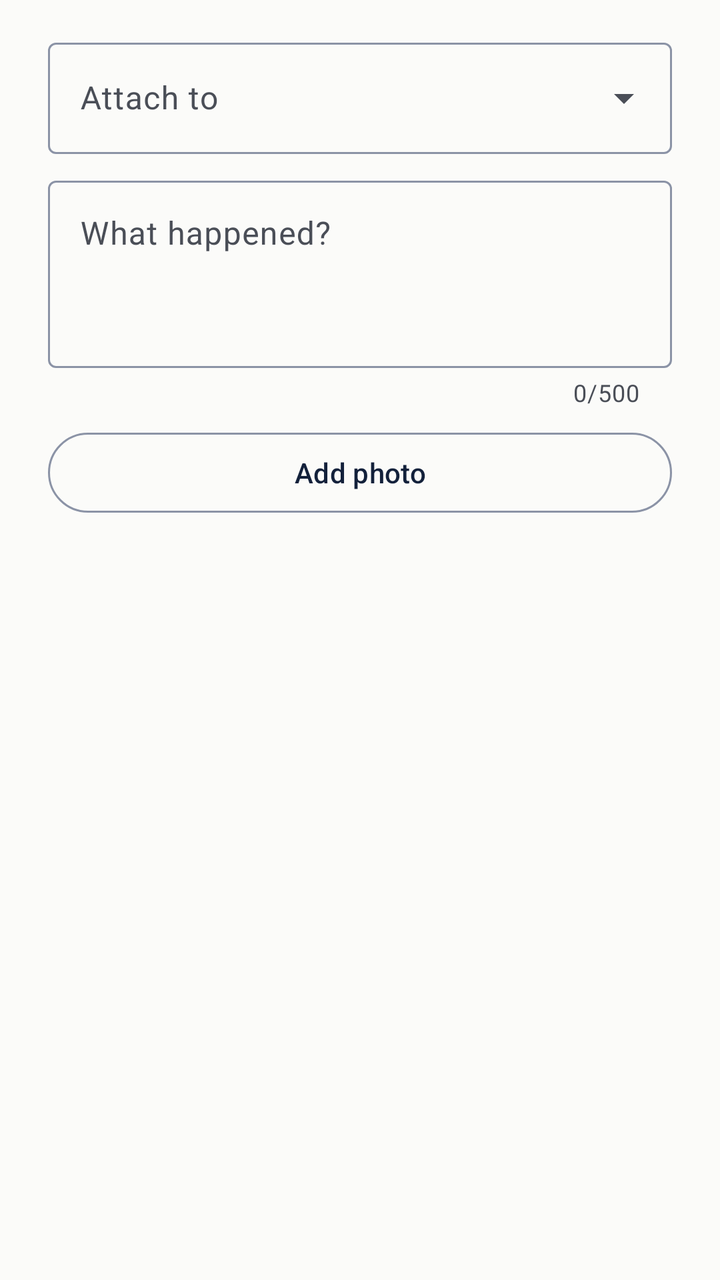
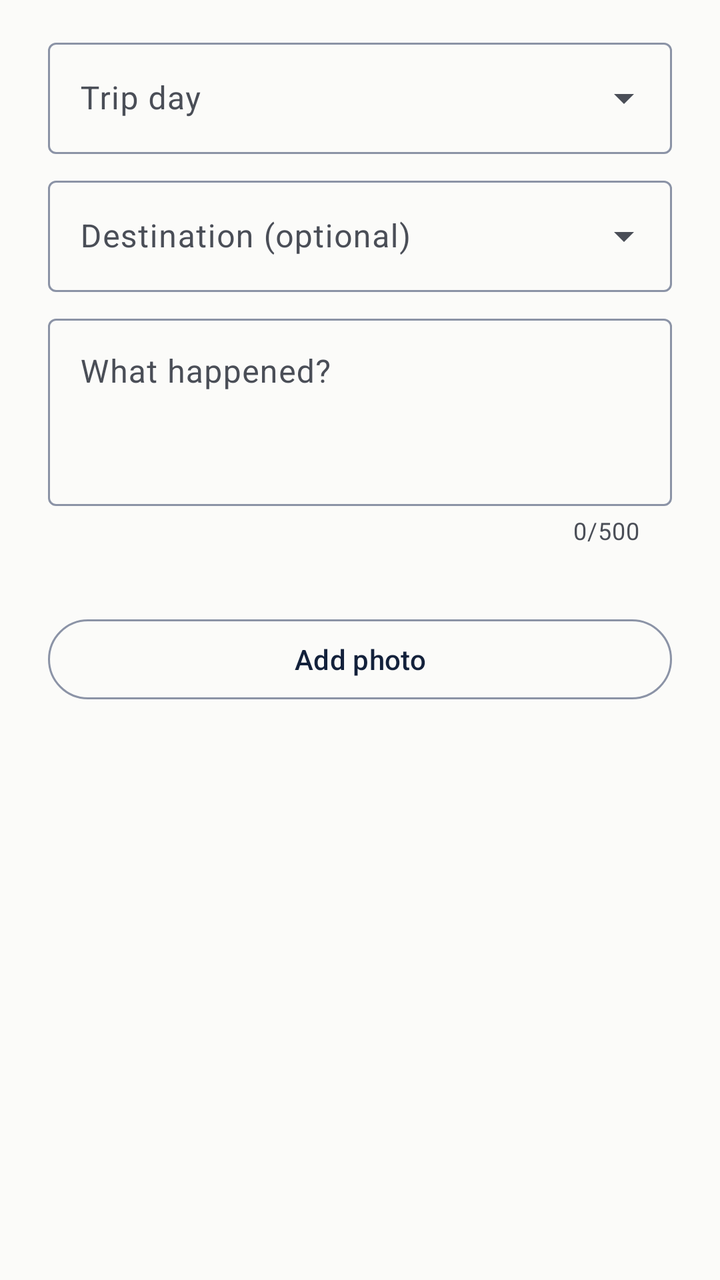

Compare the two renders of this Android layout. The source of the first and the diff that turns it into the second are given below.
<!-- AndroidManifest.xml: application theme Theme.TripFit -->
<!-- res/layout/dialog_add_journal.xml -->
<?xml version="1.0" encoding="utf-8"?>
<LinearLayout xmlns:android="http://schemas.android.com/apk/res/android"
    xmlns:app="http://schemas.android.com/apk/res-auto"
    android:layout_width="match_parent"
    android:layout_height="wrap_content"
    android:orientation="vertical"
    android:paddingHorizontal="@dimen/space_lg"
    android:paddingTop="@dimen/space_md">

    <com.google.android.material.textfield.TextInputLayout
        style="@style/Widget.Material3.TextInputLayout.OutlinedBox.ExposedDropdownMenu"
        android:layout_width="match_parent"
        android:layout_height="wrap_content"
        android:hint="@string/entry_stop_label">

        <com.google.android.material.textfield.MaterialAutoCompleteTextView
            android:id="@+id/input_entry_stop"
            android:layout_width="match_parent"
            android:layout_height="wrap_content"
            android:inputType="none" />

    </com.google.android.material.textfield.TextInputLayout>

    <com.google.android.material.textfield.TextInputLayout
        android:id="@+id/layout_entry_note"
        style="@style/Widget.Material3.TextInputLayout.OutlinedBox"
        android:layout_width="match_parent"
        android:layout_height="wrap_content"
        android:layout_marginTop="@dimen/space_sm"
        android:hint="@string/field_entry_hint"
        app:counterEnabled="true"
        app:counterMaxLength="500">

        <com.google.android.material.textfield.TextInputEditText
            android:id="@+id/input_entry_note"
            android:layout_width="match_parent"
            android:layout_height="wrap_content"
            android:gravity="top"
            android:inputType="textMultiLine|textCapSentences"
            android:maxLength="500"
            android:minLines="3" />

    </com.google.android.material.textfield.TextInputLayout>

    <com.google.android.material.button.MaterialButton
        android:id="@+id/button_entry_photo"
        style="@style/Widget.Material3.Button.OutlinedButton"
        android:layout_width="match_parent"
        android:layout_height="wrap_content"
        android:layout_marginTop="@dimen/space_sm"
        android:minHeight="48dp"
        android:text="@string/action_pick_photo" />

</LinearLayout>
<!-- resources referenced by this layout -->
<resources>
  <dimen name="space_lg">24dp</dimen>
  <dimen name="space_md">16dp</dimen>
  <dimen name="space_sm">8dp</dimen>
  <string name="action_pick_photo">Add photo</string>
  <string name="entry_stop_label">Attach to</string>
  <string name="field_entry_hint">What happened?</string>
  <style name="Theme.TripFit" parent="Base.Theme.TripFit" />
  <style name="Base.Theme.TripFit" parent="Theme.Material3.DayNight.NoActionBar">
          <item name="colorPrimary">@color/md_primary</item>
          <item name="colorOnPrimary">@color/md_on_primary</item>
          <item name="colorPrimaryContainer">@color/md_primary_container</item>
          <item name="colorOnPrimaryContainer">@color/md_on_primary_container</item>
  
          <item name="colorSecondary">@color/md_secondary</item>
          <item name="colorOnSecondary">@color/md_on_secondary</item>
          <item name="colorSecondaryContainer">@color/md_secondary_container</item>
          <item name="colorOnSecondaryContainer">@color/md_on_secondary_container</item>
  
          <item name="android:colorBackground">@color/md_background</item>
          <item name="colorOnBackground">@color/md_on_background</item>
          <item name="colorSurface">@color/md_surface</item>
          <item name="colorOnSurface">@color/md_on_surface</item>
          <item name="colorSurfaceVariant">@color/md_surface_variant</item>
          <item name="colorOnSurfaceVariant">@color/md_on_surface_variant</item>
          <item name="colorOutline">@color/md_outline</item>
      </style>
  <color name="md_primary">#13213B</color>
  <color name="md_on_primary">#FFFFFF</color>
  <color name="md_primary_container">#D7DEEA</color>
  <color name="md_on_primary_container">#13213B</color>
  <color name="md_secondary">#8A5B00</color>
  <color name="md_on_secondary">#FFFFFF</color>
  <color name="md_secondary_container">#FFE8B2</color>
  <color name="md_on_secondary_container">#2B1B00</color>
  <color name="md_background">#FBFBF9</color>
  <color name="md_on_background">#15181D</color>
  <color name="md_surface">#FBFBF9</color>
  <color name="md_on_surface">#15181D</color>
  <color name="md_surface_variant">#E7E9ED</color>
  <color name="md_on_surface_variant">#4A4E57</color>
  <color name="md_outline">#8B93A6</color>
</resources>

<!-- the commit's change to res/layout/dialog_add_journal.xml (unified diff, before → after) -->
@@ -1,54 +1,92 @@
 <?xml version="1.0" encoding="utf-8"?>
-<LinearLayout xmlns:android="http://schemas.android.com/apk/res/android"
+<ScrollView xmlns:android="http://schemas.android.com/apk/res/android"
     xmlns:app="http://schemas.android.com/apk/res-auto"
     android:layout_width="match_parent"
-    android:layout_height="wrap_content"
-    android:orientation="vertical"
-    android:paddingHorizontal="@dimen/space_lg"
-    android:paddingTop="@dimen/space_md">
-
-    <com.google.android.material.textfield.TextInputLayout
-        style="@style/Widget.Material3.TextInputLayout.OutlinedBox.ExposedDropdownMenu"
+    android:layout_height="wrap_content">
+    <LinearLayout
         android:layout_width="match_parent"
         android:layout_height="wrap_content"
-        android:hint="@string/entry_stop_label">
+        android:orientation="vertical"
+        android:paddingHorizontal="@dimen/space_lg"
+        android:paddingTop="@dimen/space_md">
 
-        <com.google.android.material.textfield.MaterialAutoCompleteTextView
-            android:id="@+id/input_entry_stop"
+        <com.google.android.material.textfield.TextInputLayout
+            style="@style/Widget.Material3.TextInputLayout.OutlinedBox.ExposedDropdownMenu"
             android:layout_width="match_parent"
             android:layout_height="wrap_content"
-            android:inputType="none" />
+            android:hint="@string/journal_day_hint">
 
-    </com.google.android.material.textfield.TextInputLayout>
+            <com.google.android.material.textfield.MaterialAutoCompleteTextView
+                android:id="@+id/input_entry_day"
+                android:layout_width="match_parent"
+                android:layout_height="wrap_content"
+                android:inputType="none"
+                android:minHeight="48dp" />
+        </com.google.android.material.textfield.TextInputLayout>
 
-    <com.google.android.material.textfield.TextInputLayout
-        android:id="@+id/layout_entry_note"
-        style="@style/Widget.Material3.TextInputLayout.OutlinedBox"
-        android:layout_width="match_parent"
-        android:layout_height="wrap_content"
-        android:layout_marginTop="@dimen/space_sm"
-        android:hint="@string/field_entry_hint"
-        app:counterEnabled="true"
-        app:counterMaxLength="500">
-
-        <com.google.android.material.textfield.TextInputEditText
-            android:id="@+id/input_entry_note"
+        <com.google.android.material.textfield.TextInputLayout
+            style="@style/Widget.Material3.TextInputLayout.OutlinedBox.ExposedDropdownMenu"
             android:layout_width="match_parent"
             android:layout_height="wrap_content"
-            android:gravity="top"
-            android:inputType="textMultiLine|textCapSentences"
-            android:maxLength="500"
-            android:minLines="3" />
+            android:layout_marginTop="@dimen/space_sm"
+            android:hint="@string/entry_stop_label">
 
-    </com.google.android.material.textfield.TextInputLayout>
+            <com.google.android.material.textfield.MaterialAutoCompleteTextView
+                android:id="@+id/input_entry_stop"
+                android:layout_width="match_parent"
+                android:layout_height="wrap_content"
+                android:inputType="none"
+                android:minHeight="48dp" />
 
-    <com.google.android.material.button.MaterialButton
-        android:id="@+id/button_entry_photo"
-        style="@style/Widget.Material3.Button.OutlinedButton"
-        android:layout_width="match_parent"
-        android:layout_height="wrap_content"
-        android:layout_marginTop="@dimen/space_sm"
-        android:minHeight="48dp"
-        android:text="@string/action_pick_photo" />
+        </com.google.android.material.textfield.TextInputLayout>
 
-</LinearLayout>
+        <com.google.android.material.textfield.TextInputLayout
+            android:id="@+id/layout_entry_note"
+            style="@style/Widget.Material3.TextInputLayout.OutlinedBox"
+            android:layout_width="match_parent"
+            android:layout_height="wrap_content"
+            android:layout_marginTop="@dimen/space_sm"
+            android:hint="@string/field_entry_hint"
+            app:counterEnabled="true"
+            app:counterMaxLength="500">
+
+            <com.google.android.material.textfield.TextInputEditText
+                android:id="@+id/input_entry_note"
+                android:layout_width="match_parent"
+                android:layout_height="wrap_content"
+                android:gravity="top"
+                android:inputType="textMultiLine|textCapSentences"
+                android:maxLength="500"
+                android:minLines="3" />
+
+        </com.google.android.material.textfield.TextInputLayout>
+
+        <TextView
+            android:id="@+id/text_entry_photo"
+            android:layout_width="match_parent"
+            android:layout_height="wrap_content"
+            android:layout_marginTop="@dimen/space_sm"
+            android:accessibilityLiveRegion="polite"
+            android:textAppearance="?attr/textAppearanceBodySmall"
+            android:textColor="?attr/colorOnSurfaceVariant" />
+
+        <com.google.android.material.button.MaterialButton
+            android:id="@+id/button_entry_photo"
+            style="@style/Widget.Material3.Button.OutlinedButton"
+            android:layout_width="match_parent"
+            android:layout_height="wrap_content"
+            android:layout_marginTop="@dimen/space_sm"
+            android:minHeight="48dp"
+            android:text="@string/action_pick_photo" />
+
+        <com.google.android.material.button.MaterialButton
+            android:id="@+id/button_clear_entry_photo"
+            style="@style/Widget.Material3.Button.TextButton"
+            android:layout_width="match_parent"
+            android:layout_height="wrap_content"
+            android:minHeight="48dp"
+            android:text="@string/journal_clear_photo"
+            android:visibility="gone" />
+
+    </LinearLayout>
+</ScrollView>
<!-- resource entries referenced after the edit -->
@@ -4,8 +4,10 @@
   <dimen name="space_md">16dp</dimen>
   <dimen name="space_sm">8dp</dimen>
   <string name="action_pick_photo">Add photo</string>
-  <string name="entry_stop_label">Attach to</string>
+  <string name="entry_stop_label">Destination (optional)</string>
   <string name="field_entry_hint">What happened?</string>
+  <string name="journal_clear_photo">Remove photo from draft</string>
+  <string name="journal_day_hint">Trip day</string>
   <style name="Theme.TripFit" parent="Base.Theme.TripFit" />
   <style name="Base.Theme.TripFit" parent="Theme.Material3.DayNight.NoActionBar">
           <item name="colorPrimary">@color/md_primary</item>
